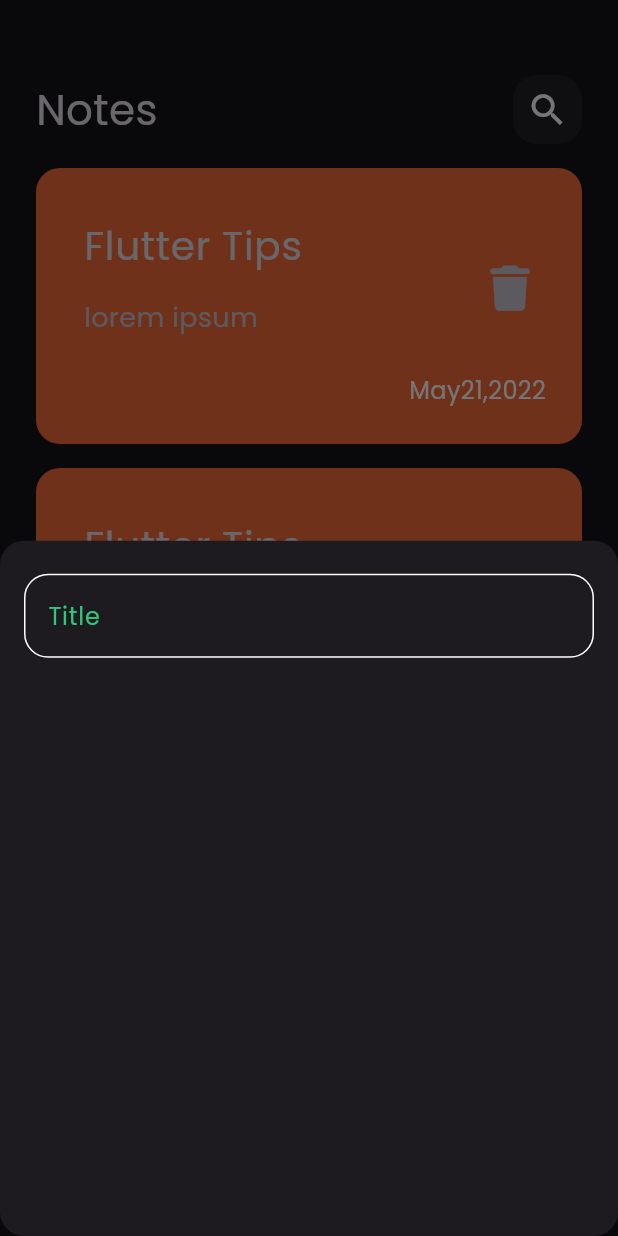
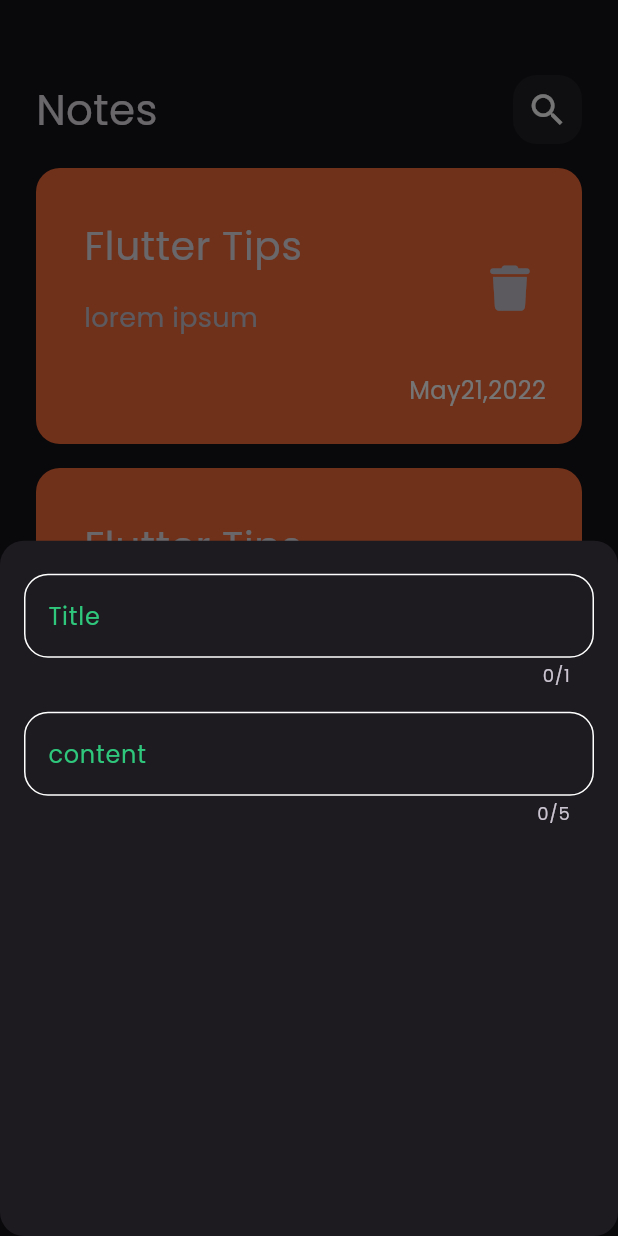
Before and after one commit to tasneemwael/Note_app, a Flutter app: the screen it shows after launch, after a tap on the "add" icon, on a phone screen of 412 x 824 dp. Run offline on Flutter 3.47's test engine with Material 3 defaults, Android fonts, the phone set to English and light mode, and no system bars; our stand-ins replace font_awesome_flutter.

Commit message:
add field to bottom sheet

```diff
--- a/lib/Widgets/Custom_textField.dart
+++ b/lib/Widgets/Custom_textField.dart
@@ -1,20 +1,24 @@
+// ignore_for_file: file_names, use_full_hex_values_for_flutter_colors
+
 import 'package:flutter/material.dart';
 
 class customTextfield extends StatelessWidget {
-  const customTextfield({super.key});
-
+  customTextfield({required this.hint, this.maxLines = 1});
+  final String hint;
+  final int maxLines;
   @override
   Widget build(BuildContext context) {
     return TextField(
-      cursorColor: Color(0xff62FCD7F),
+      cursorColor: const Color(0xff62FCD7F),
+      maxLength: maxLines,
       decoration: InputDecoration(
-        hintText: "Title",
+        hintText: hint,
         hintStyle: const TextStyle(
-          color: Color(0xff62FCD7F),
+          color: Color(0xff62fcd7f),
         ),
         border: BuildBorder(),
         enabledBorder: BuildBorder(),
-        focusedBorder: BuildBorder(Color(0xff62FCD7F)),
+        focusedBorder: BuildBorder(const Color(0xff62FCD7F)),
       ),
     );
   }
--- a/lib/Widgets/butttom_sheet.dart
+++ b/lib/Widgets/butttom_sheet.dart
@@ -6,13 +6,23 @@ class AddNoteButtomSheet extends StatelessWidget {
 
   @override
   Widget build(BuildContext context) {
-    return const Padding(
-      padding: EdgeInsets.symmetric(horizontal: 16.0),
+    return Padding(
+      padding: const EdgeInsets.symmetric(horizontal: 16.0),
       child: Column(children: [
-        SizedBox(
+        const SizedBox(
           height: 22,
         ),
-        customTextfield(),
+        customTextfield(
+          hint: "Title",
+          maxLines: 1,
+        ),
+        SizedBox(
+          height: 16,
+        ),
+        customTextfield(
+          hint: "content",
+          maxLines: 5,
+        ),
       ]),
     );
   }
```
